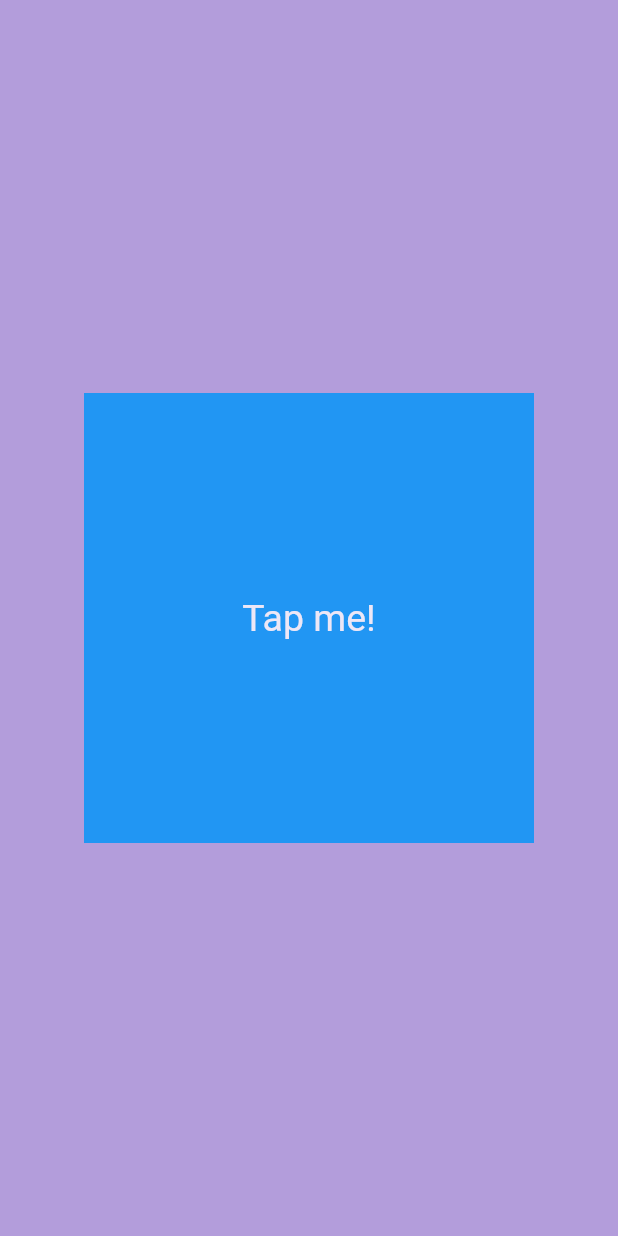
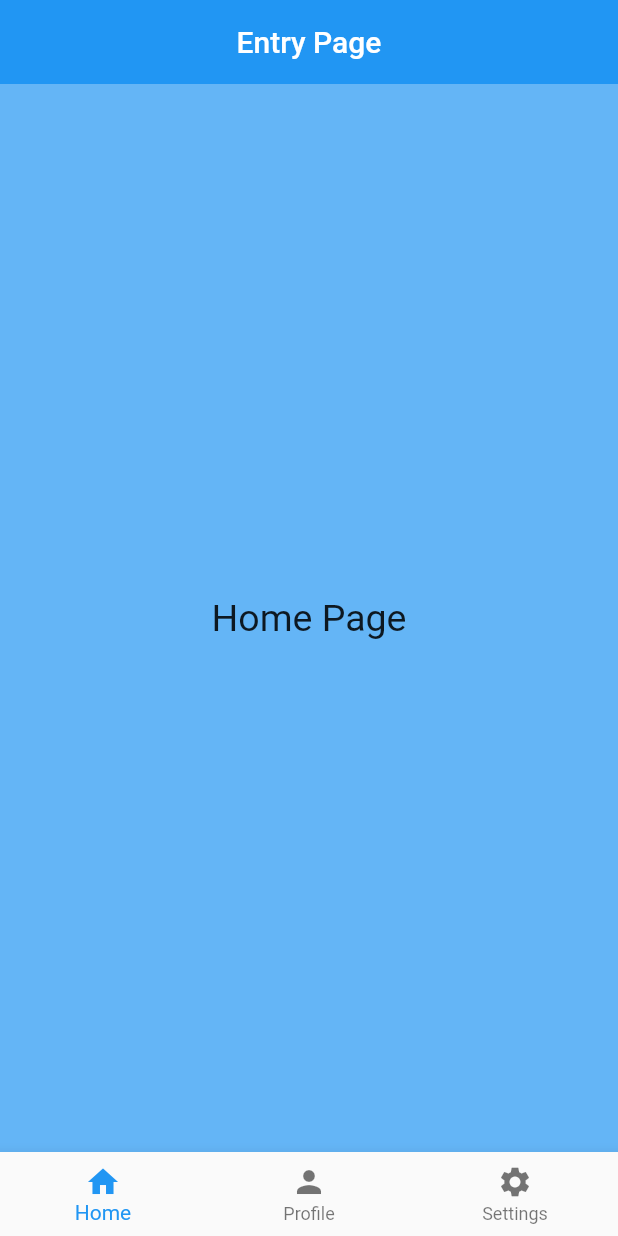
Before and after one commit to naijadeveloper/flutter-testing, a Flutter app: the screen it shows after launch, on a phone screen of 412 x 824 dp. Run offline on Flutter 3.47's test engine with Material 2 defaults, Android fonts, the phone set to English and light mode, and no system bars.

Commit message:
Tried out diff widgets, e.g the scaffold, container, column, row, listview(& builder), gridview(& builder) e.tc

```diff
--- a/lib/main.dart
+++ b/lib/main.dart
@@ -1,4 +1,9 @@
+// ignore_for_file: prefer_const_constructors
+
 import 'package:flutter/material.dart';
+import 'package:todo/pages/first_page.dart';
+import 'package:todo/pages/home_page.dart';
+import 'package:todo/pages/settings_page.dart';
 
 void main() {
   runApp(const MyApp());
@@ -7,142 +12,15 @@ void main() {
 class MyApp extends StatelessWidget {
   const MyApp({super.key});
 
-  void userTapped() {
-    print("user Tapping");
-  }
-
   @override
   Widget build(BuildContext context) {
     return MaterialApp(
         debugShowCheckedModeBanner: false,
-        home: Scaffold(
-            backgroundColor: Colors.deepPurple[200],
-            //APPBAR
-
-            // appBar: AppBar(
-            //   title: const Align(
-            //     alignment: Alignment.center,
-            //     child: Text("My App"),
-            //   ),
-            //   // centerTitle: true,
-            //   backgroundColor: Colors.deepPurple,
-            //   elevation: 0,
-            //   leading: const Icon(Icons.menu),
-            //   actions: [IconButton(
-            //     onPressed: () {},
-            //     icon: const Icon(Icons.logout),
-            //   )]
-            // ),
-
-            // CENTER AND CONTAINERS
-            // body: Center(
-            //   child: Container(
-            //     width: 300,
-            //     height: 300,
-            //     decoration: BoxDecoration(
-            //       color: Colors.deepPurple,
-            //       borderRadius: BorderRadius.circular(20),
-            //     ),
-            //     padding: const EdgeInsets.all(25),
-            //     child: const Icon(
-            //       Icons.heart_broken,
-            //       color: Colors.white,
-            //       size: 64,
-            //     )
-            //   )
-            // )
-
-            // COLUMN AND ROW AND LISTVIEW AND GRIDVIEW
-            body: Center(
-              child: GestureDetector(
-                onTap: userTapped,
-                child: Container(
-                    width: 300,
-                    height: 300,
-                    color: Colors.blue[500],
-                    child: Center(
-                        child: Text("Tap me!",
-                            style: TextStyle(
-                                color: Colors.deepPurple[50], fontSize: 25)))),
-              ),
-            )
-            // STACK
-            // Stack(
-            //   alignment: Alignment.center,
-            //   children: [
-            //     Container(
-            //       width: 300,
-            //       height: 300,
-            //       color: Colors.blue[700],
-            //     ),
-
-            //     Container(
-            //       width: 200,
-            //       height: 200,
-            //       color: Colors.blue[500],
-            //     ),
-
-            //     Container(
-            //       width: 100,
-            //       height: 100,
-            //       color: Colors.blue[300],
-            //     )
-            //   ],
-            // )
-            // GridView.builder(
-            //   itemCount: 64,
-            //   gridDelegate: const SliverGridDelegateWithFixedCrossAxisCount(crossAxisCount: 4, crossAxisSpacing: 2, mainAxisSpacing: 2),
-            //   itemBuilder: (context, index) => Container(
-            //     color: Colors.blueAccent[400],
-            //     // margin: const EdgeInsets.all(2)
-            //   )
-            // )
-            // LIST VIEW BUILDER
-            // ListView.builder(
-            //     // reverse: true,
-            //     itemCount: names.length,
-            //     itemBuilder: (context, index) => Container(
-            //       alignment: Alignment.center,
-            //       height: 300,
-            //       color: Colors
-            //           .blue[int.parse(index == 0 ? '900' : '${index}00')],
-            //       child: Text(names[index],
-            //           style:
-            //               TextStyle(color: Colors.grey[900], fontSize: 20)),
-            //     )
-
-            // ListTile(
-            //   title: Text("I am title ${index.toString()}"),
-            //   textColor: Colors.blue[700],
-            // ),
-            // mainAxisAlignment: MainAxisAlignment.spaceEvenly,// for col or rows only
-            // crossAxisAlignment: CrossAxisAlignment.start,// for col or row only
-            // scrollDirection: Axis.horizontal,// for ListView only
-            // children: [
-            //   Container(
-            //     alignment: Alignment.center,
-            //     width: 350,
-            //     color: Colors.blue[300],
-            //     child: const Text("Hello world"),
-            //   ),
-
-            //   Container(
-            //     width: 350,
-            //     color: Colors.blue[500],
-            //   ),
-
-            //   Container(
-            //     width: 350,
-            //     color: Colors.blue[700]
-            //   ),
-
-            //   // Expanded(
-            //   //   flex: 3,
-            //   //   child: Container(
-            //   //     color: Colors.blue[700],
-            //   //   ),
-            //   // ),
-            // ]
-            ));
+        home: FirstPage(),
+        routes: {
+          "/home_page": (context) => HomePage(),
+          "/settings_page": (context) => SettingsPage(),
+        },
+    );
   }
 }
--- /dev/null
+++ b/lib/pages/first_page.dart
@@ -0,0 +1,125 @@
+// ignore_for_file: prefer_const_constructors, prefer_const_literals_to_create_immutables
+
+import "package:flutter/material.dart";
+import 'package:todo/pages/home_page.dart';
+import 'package:todo/pages/settings_page.dart';
+import 'package:todo/pages/profile_page.dart';
+
+class FirstPage extends StatefulWidget {
+  const FirstPage({super.key});
+
+  @override
+  State<FirstPage> createState() => _FirstPageState();
+}
+
+class _FirstPageState extends State<FirstPage> {
+  int _selectedIndex = 0;
+
+  void _navigateBottomBar(int index) {
+    setState(() {
+      _selectedIndex = index;
+    });
+  }
+
+  final List _pages = [
+    HomePage(),
+
+    ProfilePage(),
+
+    SettingsPage(),
+  ];
+
+  @override
+  Widget build(BuildContext context) {
+    return Scaffold(
+      appBar: AppBar(
+        title: Text("Entry Page"),
+        centerTitle: true,
+        elevation: 0,
+      ),
+
+      body: _pages[_selectedIndex],
+
+      bottomNavigationBar: BottomNavigationBar(
+        currentIndex: _selectedIndex,
+        onTap: _navigateBottomBar,
+        items: [
+          // home
+          BottomNavigationBarItem(
+            icon: Icon(Icons.home),
+            label: "Home",
+          ),
+
+          // profile
+          BottomNavigationBarItem(
+            icon: Icon(Icons.person),
+            label: "Profile",
+            tooltip: "Go to Profile",
+          ),
+
+          // setting
+          BottomNavigationBarItem(
+            icon: Icon(Icons.settings),
+            label: "Settings",
+          ),
+        ]
+      ),
+
+      // drawer: Drawer(
+      //   backgroundColor: Colors.deepPurple[50],
+      //   child: Column(
+      //     children: [
+      //       DrawerHeader(
+      //         child: Icon(
+      //           Icons.favorite,
+      //           size: 48
+      //         )
+      //       ),
+
+      //       ListTile(
+      //         leading: Icon(
+      //           Icons.home,
+      //         ),
+      //         title: Text("H O M E"),
+      //         subtitle: Text("Subtitle me? Nah!"),
+      //         trailing: Icon(Icons.favorite),
+      //         titleAlignment: ListTileTitleAlignment.center,
+      //         onTap: () {
+      //           //
+      //           Navigator.pop(context);
+      //           //
+      //           Navigator.pushNamed(context, "/home_page");
+      //         }
+      //       ),
+
+      //       ListTile(
+      //         leading: Icon(
+      //           Icons.settings,
+      //         ),
+      //         title: Text("S E T T I N G S"),
+      //         onTap: () {
+      //           //
+      //           Navigator.pop(context);
+      //           //
+      //           Navigator.pushNamed(context, "/settings_page");
+      //         },
+      //       )
+      //     ],
+      //   )
+      // ),
+      // body: Center(
+      //   child: ElevatedButton(
+      //     onPressed: () {
+      //       // Navigator.push(context,
+      //       //   MaterialPageRoute(
+      //       //     builder: (context) => SecondPage()
+      //       //   )
+      //       // );
+      //       Navigator.pushNamed(context, "/secondPage");
+      //     },
+      //     child: Text("Go to second page"),
+      //   )
+      // )
+    );
+  }
+}
--- /dev/null
+++ b/lib/pages/home_page.dart
@@ -0,0 +1,27 @@
+// ignore_for_file: prefer_const_constructors
+
+import "package:flutter/material.dart";
+
+class HomePage extends StatelessWidget {
+  const HomePage({super.key});
+
+  @override
+  Widget build(BuildContext context) {
+    return Scaffold(
+      backgroundColor: Colors.blue[300],
+
+      // appBar: AppBar(
+      //   backgroundColor: Colors.deepOrange[500],
+      //   title: Text("Homing"),
+      //   centerTitle: true,
+      //   elevation: 0,
+      // ),
+
+      body: Center(
+        child: Text("Home Page",
+          style: TextStyle(fontSize: 25),
+        ),
+      ),
+    );
+  }
+}
```
Also changed, not shown: lib/pages/profile_page.dart (added, +19 -0 lines), lib/pages/settings_page.dart (added, +19 -0 lines).
